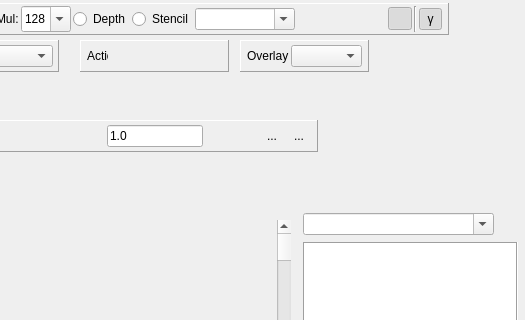
Before: the Qt Designer form qrenderdoc/Windows/TextureViewer.ui in baldurk/renderdoc, drawn with Qt 5; both pictures show x 250 to 775 and y 0 to 320 of the 775 by 571 pixel window.
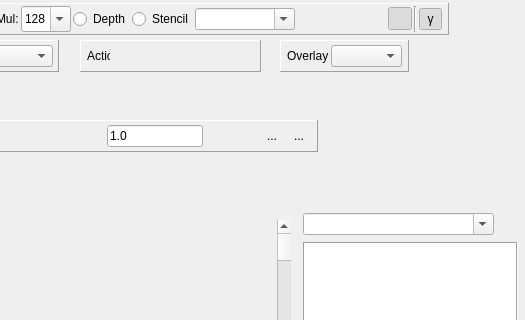
After: the same form once the commit is applied. Icons and pictures are not drawn. Custom widgets are drawn as their Qt base class.

```diff
--- a/qrenderdoc/Windows/TextureViewer.ui
+++ b/qrenderdoc/Windows/TextureViewer.ui
@@ -227,7 +227,7 @@
   <widget class="QFrame" name="overlayToolbar">
    <property name="geometry">
     <rect>
-     <x>490</x>
+     <x>530</x>
      <y>40</y>
      <width>129</width>
      <height>32</height>
@@ -418,7 +418,7 @@
     <rect>
      <x>330</x>
      <y>40</y>
-     <width>149</width>
+     <width>181</width>
      <height>32</height>
     </rect>
    </property>
@@ -539,6 +539,17 @@
       </property>
      </widget>
     </item>
+    <item>
+     <widget class="QToolButton" name="extensions">
+      <property name="icon">
+       <iconset resource="../Resources/resources.qrc">
+        <normaloff>:/plugin.png</normaloff>:/plugin.png</iconset>
+      </property>
+      <property name="autoRaise">
+       <bool>true</bool>
+      </property>
+     </widget>
+    </item>
    </layout>
   </widget>
   <widget class="QFrame" name="subresourceToolbar">
```
